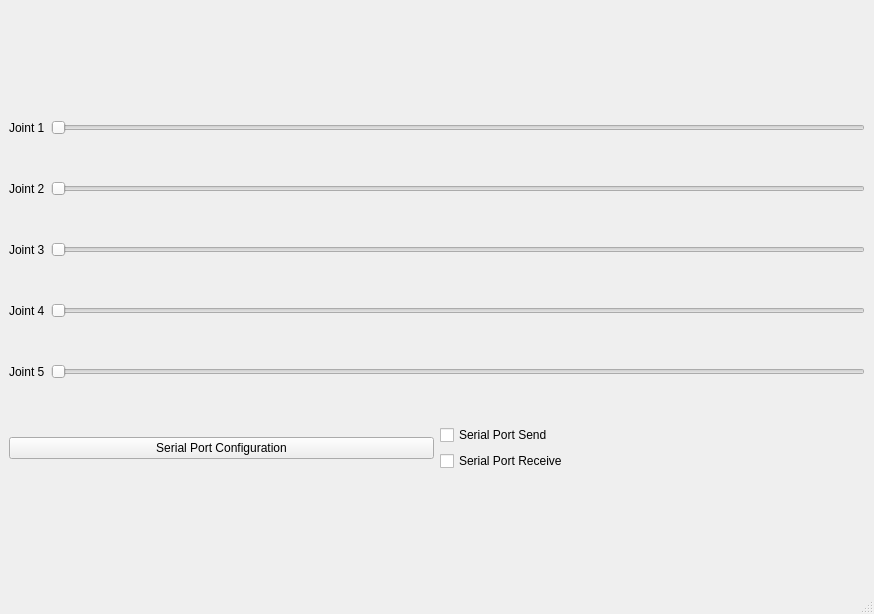
The window that robotic_arm_upper_machine/mainwindow.ui (lupinjia/robotic_arm_upper_machine) describes before a commit, drawn with Qt 5.
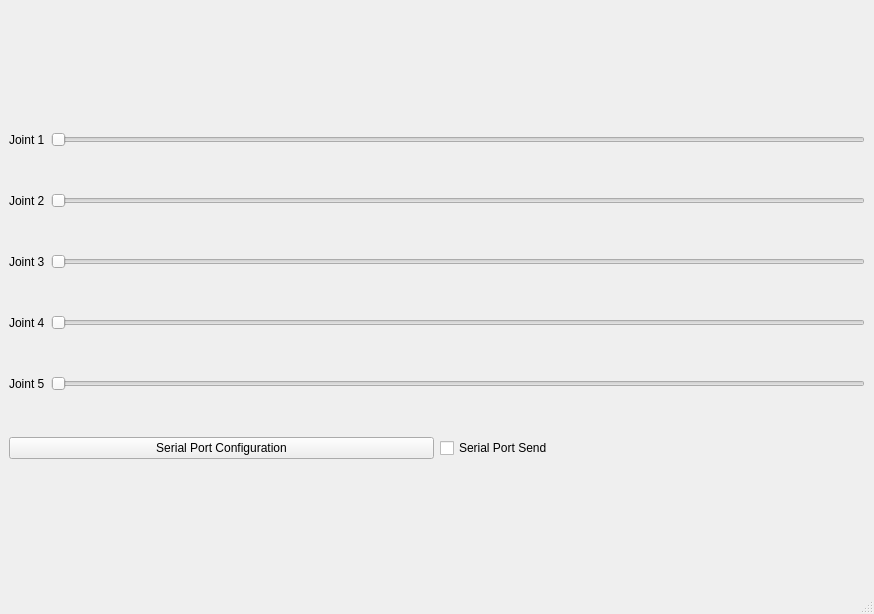
The same window after the commit.

Commit message: deleted serial receive funs

The edit to the form file:
```diff
--- a/robotic_arm_upper_machine/mainwindow.ui
+++ b/robotic_arm_upper_machine/mainwindow.ui
@@ -270,13 +270,6 @@
               </property>
              </widget>
             </item>
-            <item>
-             <widget class="QCheckBox" name="serialRevCheckBox">
-              <property name="text">
-               <string>Serial Port Receive</string>
-              </property>
-             </widget>
-            </item>
            </layout>
           </item>
          </layout>
```
The commit also changes 2 other files.
